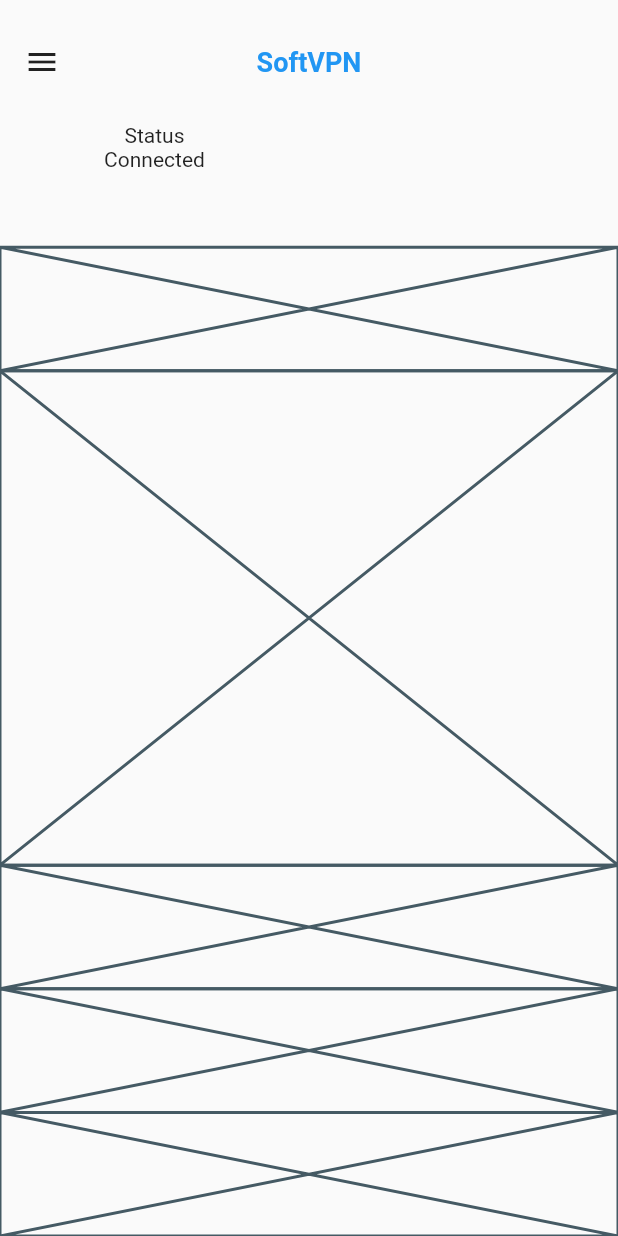
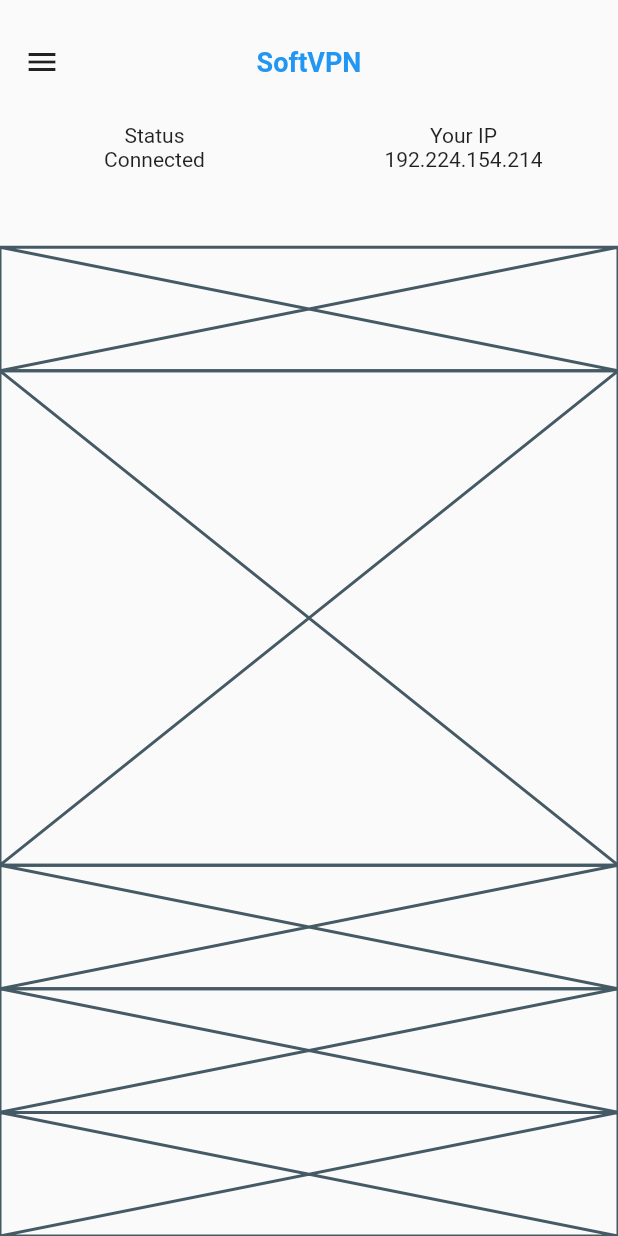
Before and after one commit to JAICHANGPARK/flutter_notebook_11th_story, a Flutter app: the screen it shows after launch, on a phone screen of 412 x 824 dp. Run offline on Flutter 3.47's test engine with Material 2 defaults, Android fonts, the phone set to English and light mode, and no system bars; our stand-ins replace backdrop, badges, flutter_inner_drawer, flutter_slidable, flutter_swiper, google_fonts.

Commit message:
Update vpn_home_page.dart

```diff
--- a/lib/ep721_vpn_mobile_app/ui/vpn_home_page.dart
+++ b/lib/ep721_vpn_mobile_app/ui/vpn_home_page.dart
@@ -47,6 +47,8 @@ class _VpnHomePageState extends State<VpnHomePage> {
                   )),
                   Expanded(child: Column(
                     children: [
+                      Text("Your IP"),
+                      Text("192.224.154.214")
 
                     ],
                   )),
```
